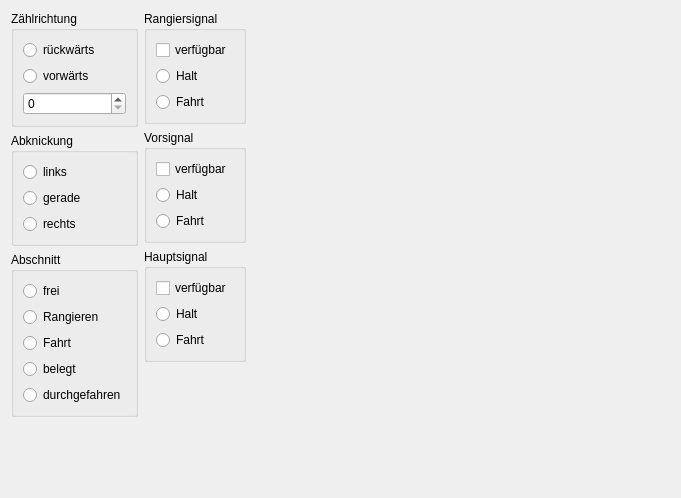
stmork/mrw-track-control-ng, file MRW-WidgetStudy/signalstudy.ui: the form before one commit.
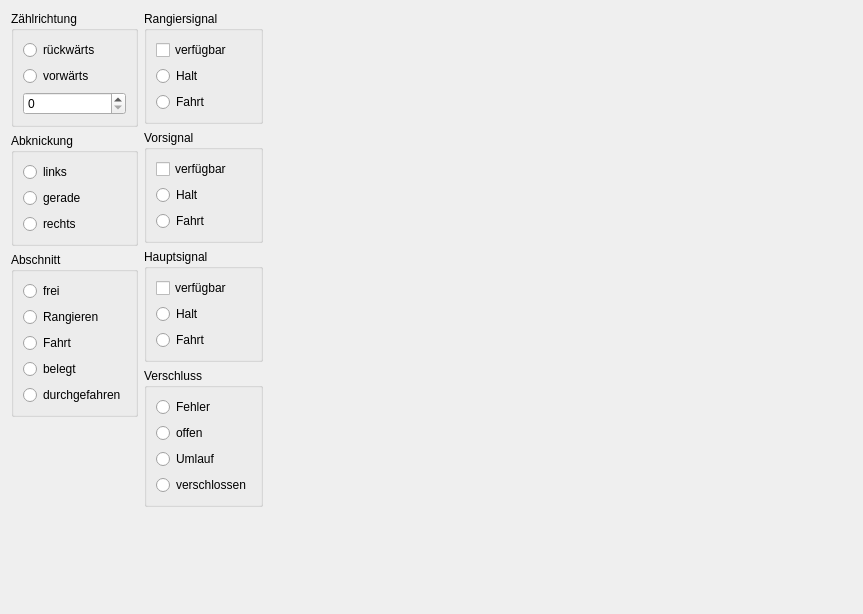
The form after the commit. Custom widgets are drawn as their Qt base class.

```diff
--- a/MRW-WidgetStudy/signalstudy.ui
+++ b/MRW-WidgetStudy/signalstudy.ui
@@ -6,8 +6,8 @@
    <rect>
     <x>0</x>
     <y>0</y>
-    <width>681</width>
-    <height>498</height>
+    <width>863</width>
+    <height>614</height>
    </rect>
   </property>
   <property name="windowTitle">
@@ -227,6 +227,43 @@
        </layout>
       </widget>
      </item>
+     <item>
+      <widget class="QGroupBox" name="groupBox_6">
+       <property name="title">
+        <string>Verschluss</string>
+       </property>
+       <layout class="QVBoxLayout" name="verticalLayout_9">
+        <item>
+         <widget class="QRadioButton" name="errorButton">
+          <property name="text">
+           <string>Fehler</string>
+          </property>
+         </widget>
+        </item>
+        <item>
+         <widget class="QRadioButton" name="openButton">
+          <property name="text">
+           <string>offen</string>
+          </property>
+         </widget>
+        </item>
+        <item>
+         <widget class="QRadioButton" name="pendingButton">
+          <property name="text">
+           <string>Umlauf</string>
+          </property>
+         </widget>
+        </item>
+        <item>
+         <widget class="QRadioButton" name="lockedButton">
+          <property name="text">
+           <string>verschlossen</string>
+          </property>
+         </widget>
+        </item>
+       </layout>
+      </widget>
+     </item>
      <item>
       <spacer name="verticalSpacer_2">
        <property name="orientation">
```
